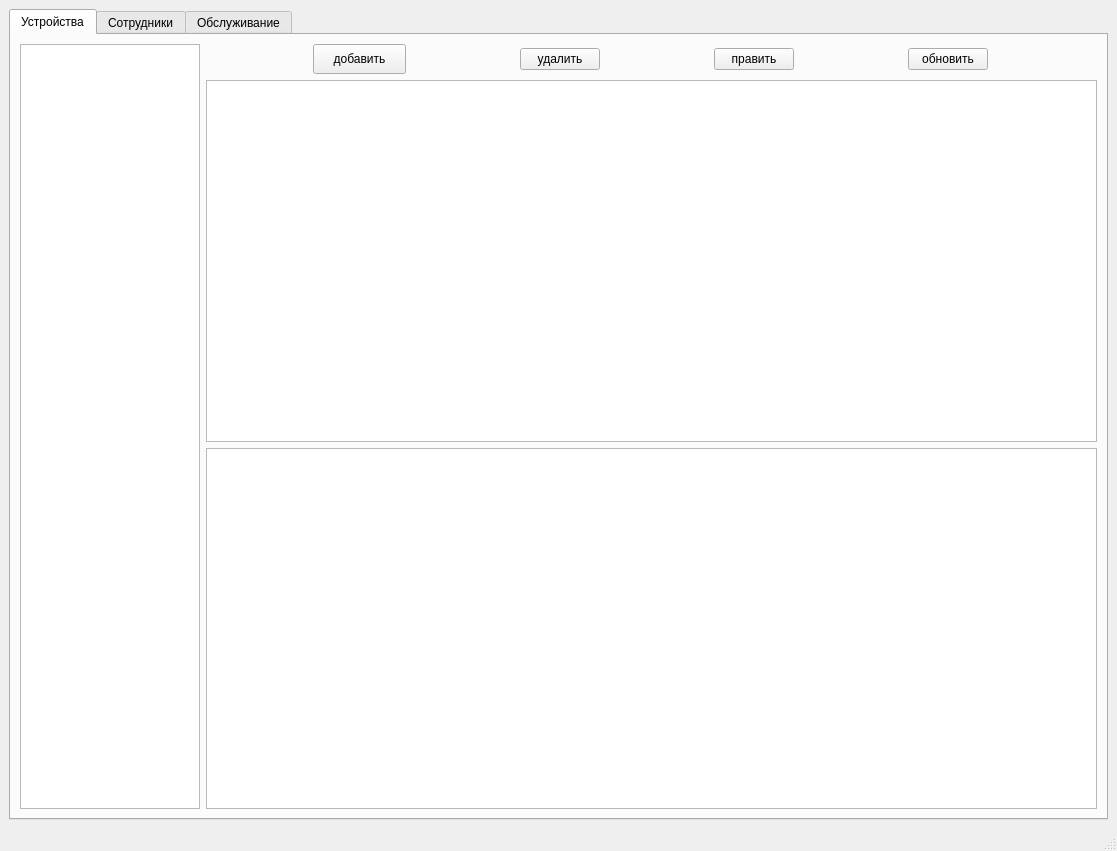
The window that Ui.ui (Hitsonn/Bond) describes before a commit, drawn with Qt 5.
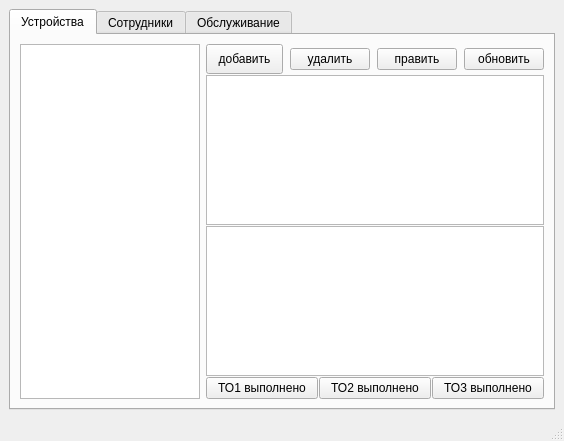
The same window after the commit.

```diff
--- a/Ui.ui
+++ b/Ui.ui
@@ -6,8 +6,8 @@
    <rect>
     <x>0</x>
     <y>0</y>
-    <width>1117</width>
-    <height>851</height>
+    <width>564</width>
+    <height>441</height>
    </rect>
   </property>
   <property name="windowTitle">
@@ -54,7 +54,13 @@
          </widget>
         </item>
         <item>
-         <layout class="QVBoxLayout" name="verticalLayout_5">
+         <layout class="QVBoxLayout" name="verticalLayout_5" stretch="0,0,0,0">
+          <property name="spacing">
+           <number>1</number>
+          </property>
+          <property name="sizeConstraint">
+           <enum>QLayout::SetNoConstraint</enum>
+          </property>
           <item>
            <layout class="QHBoxLayout" name="horizontalLayout_7">
             <property name="spacing">
@@ -133,14 +139,32 @@
            <widget class="QTableWidget" name="tableWidget_1"/>
           </item>
           <item>
-           <widget class="QTableWidget" name="tableWidget_2">
-            <property name="minimumSize">
-             <size>
-              <width>0</width>
-              <height>0</height>
-             </size>
-            </property>
-           </widget>
+           <widget class="QTextEdit" name="textEdit"/>
+          </item>
+          <item>
+           <layout class="QHBoxLayout" name="horizontalLayout_4">
+            <item>
+             <widget class="QPushButton" name="serv1_btn">
+              <property name="text">
+               <string>ТО1 выполнено</string>
+              </property>
+             </widget>
+            </item>
+            <item>
+             <widget class="QPushButton" name="serv2_btn">
+              <property name="text">
+               <string>ТО2 выполнено</string>
+              </property>
+             </widget>
+            </item>
+            <item>
+             <widget class="QPushButton" name="serv3_btn">
+              <property name="text">
+               <string>ТО3 выполнено</string>
+              </property>
+             </widget>
+            </item>
+           </layout>
           </item>
          </layout>
         </item>
```
Left out of the diff: 4 changed lines with no effect on the pictures.
